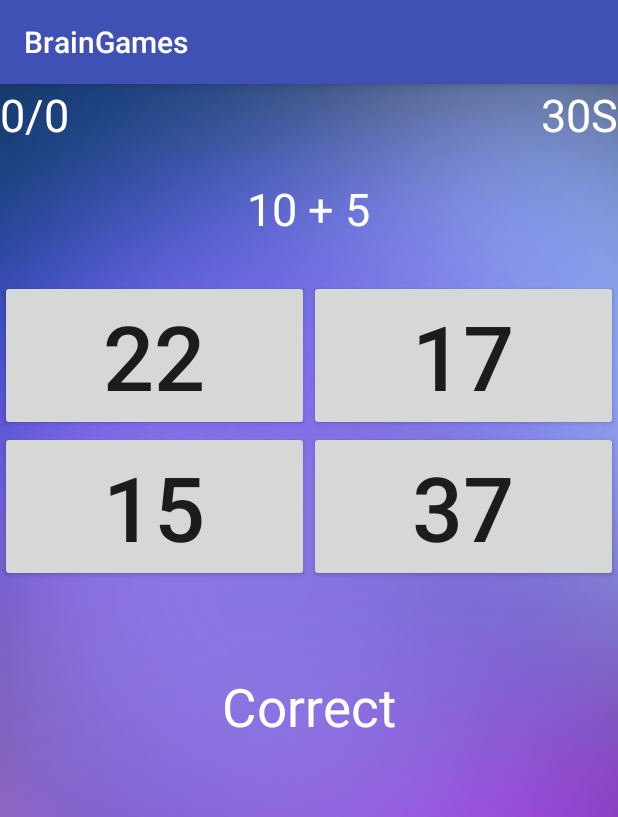
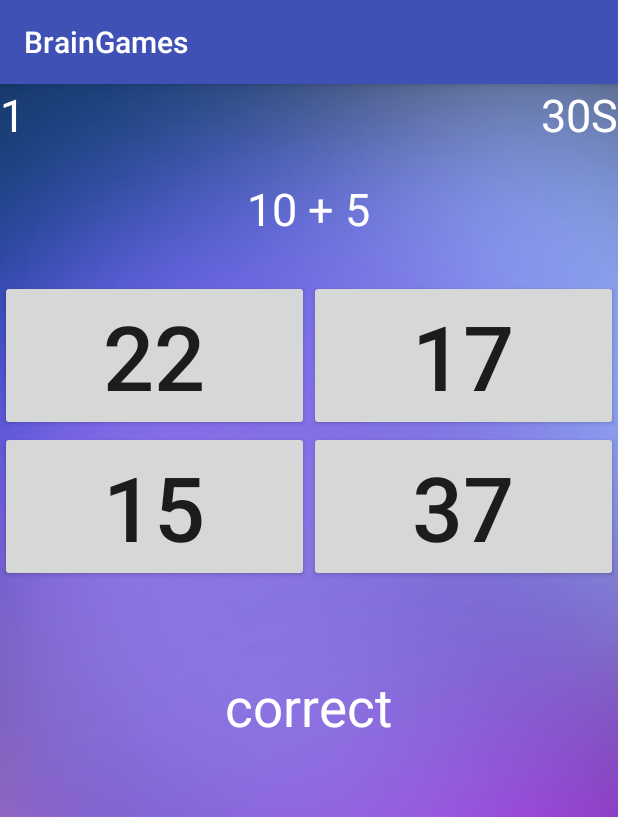
Before and after one commit to Collins33/brainGames, an Android app: the secondActivity screen opened directly, with no data from a screen before it, after a tap on "15", on a phone screen of 412 x 824 dp. Shown: the top 817 px of the screen. Run offline under Robolectric (Android 15) with nearby library versions, the phone set to English and light mode, and no system bars; 2 other taps on this screen came first.

Commit message:
I have added the method to update the results textview and score textview when a user clicks the correct answer

```diff
--- a/app/src/main/java/com/example/root/braingames/secondActivity.java
+++ b/app/src/main/java/com/example/root/braingames/secondActivity.java
@@ -14,8 +14,12 @@ import java.util.Random;
 public class secondActivity extends AppCompatActivity implements View.OnClickListener{
     Button startGame;
     TextView triviaSum;
+    TextView results;
+    TextView myScore;
     //location of correct answer in the layout
     int locationOfCorrectAnswer;
+    int score=0;
+
     //will contain answers
     ArrayList<Integer> answers=new ArrayList<Integer>();
     @Override
@@ -30,6 +34,9 @@ public class secondActivity extends AppCompatActivity implements View.OnClickLis
         Button button1=(Button) findViewById(R.id.button1);
         Button button2=(Button) findViewById(R.id.button2);
         Button button3=(Button) findViewById(R.id.button3);
+        //get view for score and results
+        results=(TextView) findViewById(R.id.textView5);
+        myScore=(TextView) findViewById(R.id.textScore);
 
         //generate random numbers for the trivia
         Random rand=new Random();
@@ -44,7 +51,7 @@ public class secondActivity extends AppCompatActivity implements View.OnClickLis
             //if the button is the loacation of the correct answer,
             //add the correct to the arrayList
             int incorrectAnswer;
-            if(i==locationOfCorrectAnswer){
+            if(i == locationOfCorrectAnswer){
                 answers.add(a+b);
             }
             //if it is not the location of the correct answer
@@ -57,6 +64,7 @@ public class secondActivity extends AppCompatActivity implements View.OnClickLis
                 answers.add(incorrectAnswer);
             }
         }
+        //set text according to the number in the arraylist at the positions
         button0.setText(Integer.toString(answers.get(0)));
         button1.setText(Integer.toString(answers.get(1)));
         button2.setText(Integer.toString(answers.get(2)));
@@ -66,7 +74,9 @@ public class secondActivity extends AppCompatActivity implements View.OnClickLis
     //method to find answer
     public void getAnswer(View view){
         if(view.getTag().toString().equals(Integer.toString(locationOfCorrectAnswer))){
-            Log.d("correct answer","answer is correct");
+           score ++;
+            results.setText("correct");
+            myScore.setText(Integer.toString(score));
         }
     }
     @Override
--- a/app/src/main/res/layout/activity_second.xml
+++ b/app/src/main/res/layout/activity_second.xml
@@ -112,12 +112,11 @@
         android:id="@+id/textView5"
         android:layout_width="wrap_content"
         android:layout_height="wrap_content"
+        android:layout_below="@+id/gridLayout"
+        android:layout_centerHorizontal="true"
         android:layout_marginTop="59dp"
-        android:text="Correct"
-        android:textSize="35dp"
         android:textColor="@android:color/background_light"
-        android:layout_below="@+id/gridLayout"
-        android:layout_centerHorizontal="true" />
+        android:textSize="35dp" />
 
     <RelativeLayout
         android:layout_width="match_parent"
```
